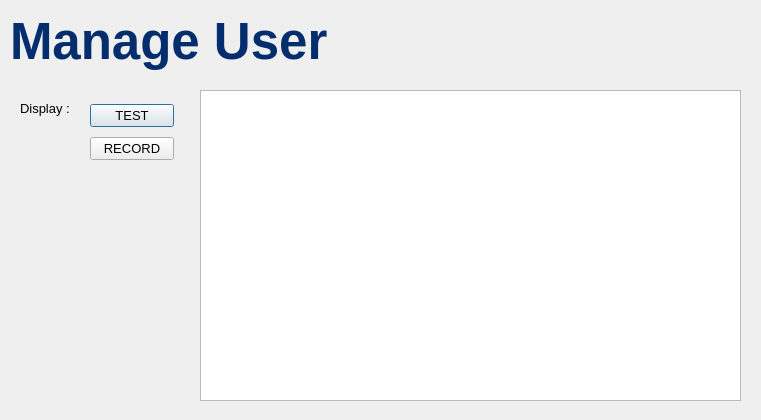
Above: MCR-app/ad_manage_user.ui from maria-gedye/QTapp before the change. Below: the same form after it.
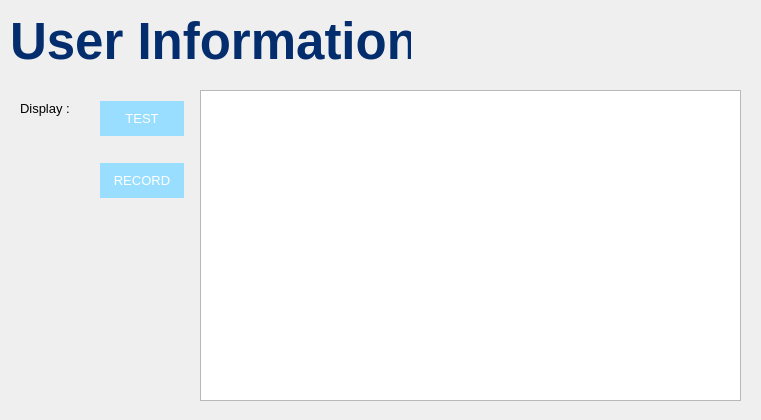
That is the form after the change.

Patch:
```diff
--- a/MCR-app/ad_manage_user.ui
+++ b/MCR-app/ad_manage_user.ui
@@ -28,7 +28,7 @@
 color:#042d6d</string>
    </property>
    <property name="text">
-    <string>Manage User</string>
+    <string>User Information</string>
    </property>
   </widget>
   <widget class="QLabel" name="label_2">
@@ -62,10 +62,10 @@
   <widget class="QWidget" name="">
    <property name="geometry">
     <rect>
-     <x>90</x>
-     <y>100</y>
+     <x>100</x>
+     <y>90</y>
      <width>84</width>
-     <height>66</height>
+     <height>120</height>
     </rect>
    </property>
    <layout class="QVBoxLayout" name="verticalLayout">
@@ -76,6 +76,13 @@
         <pointsize>10</pointsize>
        </font>
       </property>
+      <property name="styleSheet">
+       <string notr="true">background-color:rgb(153, 222, 255);
+color: rgb(255, 255, 255);
+border: none;
+padding: 10,10,10,10;
+margin: 10, 10, 10, 10;</string>
+      </property>
       <property name="text">
        <string>TEST</string>
       </property>
@@ -88,6 +95,13 @@
         <pointsize>10</pointsize>
        </font>
       </property>
+      <property name="styleSheet">
+       <string notr="true">background-color:rgb(153, 222, 255);
+color: rgb(255, 255, 255);
+border: none;
+padding: 10,10,10,10;
+margin: 10, 10, 10, 10;</string>
+      </property>
       <property name="text">
        <string>RECORD</string>
       </property>
```
